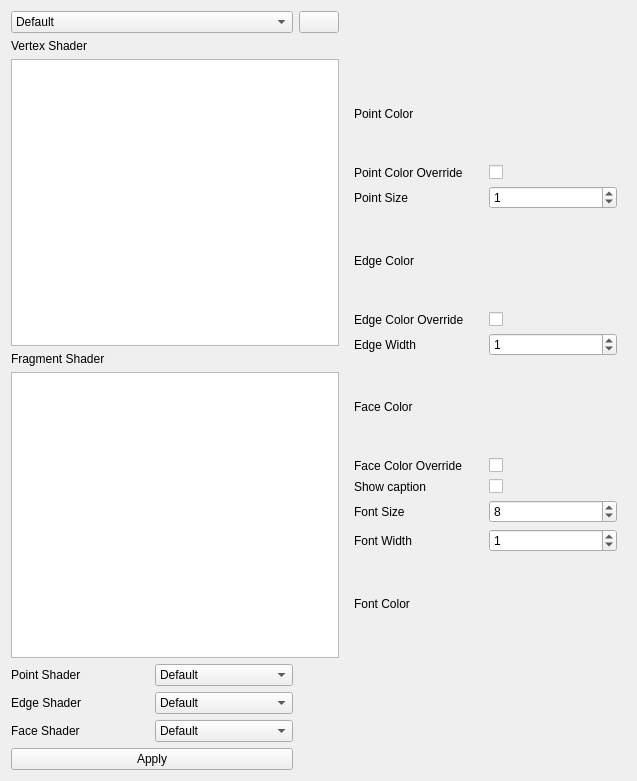
Old version of the form utils/3d/shadedSceneControlWidget.ui in the repository NickPenkrat/corecvs.
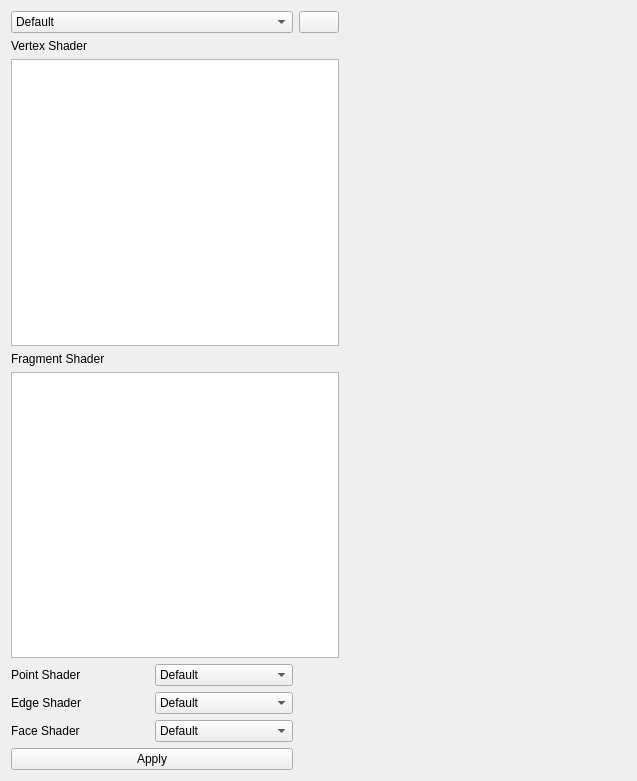
New version of the form. Icons and pictures are not drawn. Custom widgets are drawn as their Qt base class.

What changed in the file:
```diff
--- a/utils/3d/shadedSceneControlWidget.ui
+++ b/utils/3d/shadedSceneControlWidget.ui
@@ -56,264 +56,16 @@
    <item row="2" column="0" colspan="2">
     <widget class="QPlainTextEdit" name="vetrexShaderTextEdit"/>
    </item>
-   <item row="2" column="2" rowspan="3">
-    <widget class="QWidget" name="widget" native="true">
-     <layout class="QGridLayout" name="gridLayout">
-      <item row="0" column="0">
-       <widget class="QLabel" name="label_1">
-        <property name="text">
-         <string>Point Color</string>
-        </property>
-       </widget>
-      </item>
-      <item row="0" column="1">
-       <widget class="RgbColorParametersControlWidget" name="pointColorControlWidget" native="true">
-        <property name="toolTip">
-         <string>Point Color</string>
-        </property>
-       </widget>
-      </item>
-      <item row="1" column="0">
-       <widget class="QLabel" name="label_6">
-        <property name="text">
-         <string>Point Color Override</string>
-        </property>
-       </widget>
-      </item>
-      <item row="1" column="1">
-       <widget class="QCheckBox" name="pointColorOverrideCheckBox">
-        <property name="toolTip">
-         <string>Point Color Override</string>
-        </property>
-        <property name="checked">
-         <bool>false</bool>
-        </property>
-       </widget>
-      </item>
-      <item row="2" column="0">
-       <widget class="QLabel" name="label_16">
-        <property name="text">
-         <string>Point Size</string>
-        </property>
-       </widget>
-      </item>
-      <item row="2" column="1">
-       <widget class="QSpinBox" name="pointSizeSpinBox">
-        <property name="toolTip">
-         <string>Point Size</string>
-        </property>
-        <property name="suffix">
-         <string/>
-        </property>
-        <property name="prefix">
-         <string/>
-        </property>
-        <property name="minimum">
-         <number>0</number>
-        </property>
-        <property name="maximum">
-         <number>255</number>
-        </property>
-        <property name="singleStep">
-         <number>1</number>
-        </property>
-        <property name="value">
-         <number>1</number>
-        </property>
-       </widget>
-      </item>
-      <item row="3" column="0">
-       <widget class="QLabel" name="label_9">
-        <property name="text">
-         <string>Edge Color</string>
-        </property>
-       </widget>
-      </item>
-      <item row="3" column="1">
-       <widget class="RgbColorParametersControlWidget" name="edgeColorControlWidget" native="true">
-        <property name="toolTip">
-         <string>Edge Color</string>
-        </property>
-       </widget>
-      </item>
-      <item row="4" column="0">
-       <widget class="QLabel" name="label_8">
-        <property name="text">
-         <string>Edge Color Override</string>
-        </property>
-       </widget>
-      </item>
-      <item row="4" column="1">
-       <widget class="QCheckBox" name="edgeColorOverrideCheckBox">
-        <property name="toolTip">
-         <string>Edge Color Override</string>
-        </property>
-        <property name="checked">
-         <bool>false</bool>
-        </property>
-       </widget>
-      </item>
-      <item row="5" column="0">
-       <widget class="QLabel" name="label_7">
-        <property name="text">
-         <string>Edge Width</string>
-        </property>
-       </widget>
-      </item>
-      <item row="5" column="1">
-       <widget class="QSpinBox" name="edgeWidthSpinBox">
-        <property name="toolTip">
-         <string>Edge Width</string>
-        </property>
-        <property name="suffix">
-         <string/>
-        </property>
-        <property name="prefix">
-         <string/>
-        </property>
-        <property name="minimum">
-         <number>0</number>
-        </property>
-        <property name="maximum">
-         <number>255</number>
-        </property>
-        <property name="singleStep">
-         <number>1</number>
-        </property>
-        <property name="value">
-         <number>1</number>
-        </property>
-       </widget>
-      </item>
-      <item row="6" column="0">
-       <widget class="QLabel" name="label_13">
-        <property name="text">
-         <string>Face Color</string>
-        </property>
-       </widget>
-      </item>
-      <item row="6" column="1">
-       <widget class="RgbColorParametersControlWidget" name="faceColorControlWidget" native="true">
-        <property name="toolTip">
-         <string>Face Color</string>
-        </property>
-       </widget>
-      </item>
-      <item row="7" column="0">
-       <widget class="QLabel" name="label_15">
-        <property name="text">
-         <string>Face Color Override</string>
-        </property>
-       </widget>
-      </item>
-      <item row="7" column="1">
-       <widget class="QCheckBox" name="faceColorOverrideCheckBox">
-        <property name="toolTip">
-         <string>Face Color Override</string>
-        </property>
-        <property name="checked">
-         <bool>false</bool>
-        </property>
-       </widget>
-      </item>
-      <item row="8" column="0">
-       <widget class="QLabel" name="label_14">
-        <property name="text">
-         <string>Show caption</string>
-        </property>
-       </widget>
-      </item>
-      <item row="8" column="1">
-       <widget class="QCheckBox" name="showCaptionCheckBox">
-        <property name="toolTip">
-         <string>Show caption</string>
-        </property>
-        <property name="checked">
-         <bool>false</bool>
-        </property>
-       </widget>
-      </item>
-      <item row="9" column="0">
-       <widget class="QLabel" name="label_10">
-        <property name="text">
-         <string>Font Size</string>
-        </property>
-       </widget>
-      </item>
-      <item row="9" column="1">
-       <widget class="QSpinBox" name="fontSizeSpinBox">
-        <property name="toolTip">
-         <string>Font Size</string>
-        </property>
-        <property name="suffix">
-         <string/>
-        </property>
-        <property name="prefix">
-         <string/>
-        </property>
-        <property name="minimum">
-         <number>0</number>
-        </property>
-        <property name="maximum">
-         <number>255</number>
-        </property>
-        <property name="singleStep">
-         <number>1</number>
-        </property>
-        <property name="value">
-         <number>8</number>
-        </property>
-       </widget>
-      </item>
-      <item row="10" column="0">
-       <widget class="QLabel" name="label_11">
-        <property name="text">
-         <string>Font Width</string>
-        </property>
-       </widget>
-      </item>
-      <item row="10" column="1">
-       <widget class="QSpinBox" name="fontWidthSpinBox">
-        <property name="toolTip">
-         <string>Font Width</string>
-        </property>
-        <property name="suffix">
-         <string/>
-        </property>
-        <property name="prefix">
-         <string/>
-        </property>
-        <property name="minimum">
-         <number>0</number>
-        </property>
-        <property name="maximum">
-         <number>255</number>
-        </property>
-        <property name="singleStep">
-         <number>1</number>
-        </property>
-        <property name="value">
-         <number>1</number>
-        </property>
-       </widget>
-      </item>
-      <item row="11" column="0">
-       <widget class="QLabel" name="label_12">
-        <property name="text">
-         <string>Font Color</string>
-        </property>
-       </widget>
-      </item>
-      <item row="11" column="1">
-       <widget class="RgbColorParametersControlWidget" name="fontColorControlWidget" native="true">
-        <property name="toolTip">
-         <string>Font Color</string>
-        </property>
-       </widget>
-      </item>
-     </layout>
+   <item row="6" column="0">
+    <widget class="QPushButton" name="pushButton">
+     <property name="text">
+      <string>Apply</string>
+     </property>
     </widget>
    </item>
+   <item row="4" column="0" colspan="2">
+    <widget class="QPlainTextEdit" name="fragmentShaderTextEdit"/>
+   </item>
    <item row="3" column="0">
     <widget class="QLabel" name="label_2">
      <property name="text">
@@ -321,9 +73,6 @@
      </property>
     </widget>
    </item>
-   <item row="4" column="0" colspan="2">
-    <widget class="QPlainTextEdit" name="fragmentShaderTextEdit"/>
-   </item>
    <item row="5" column="0">
     <layout class="QGridLayout" name="gridLayout_2">
      <item row="0" column="0">
@@ -400,20 +149,16 @@
      </item>
     </layout>
    </item>
-   <item row="6" column="0">
-    <widget class="QPushButton" name="pushButton">
-     <property name="text">
-      <string>Apply</string>
-     </property>
-    </widget>
+   <item row="0" column="2" rowspan="6">
+    <widget class="Draw3dParametersControlWidget" name="widget" native="true"/>
    </item>
   </layout>
  </widget>
  <customwidgets>
   <customwidget>
-   <class>RgbColorParametersControlWidget</class>
+   <class>Draw3dParametersControlWidget</class>
    <extends>QWidget</extends>
-   <header>rgbColorParametersControlWidget.h</header>
+   <header>draw3dParametersControlWidget.h</header>
    <container>1</container>
   </customwidget>
  </customwidgets>
```
